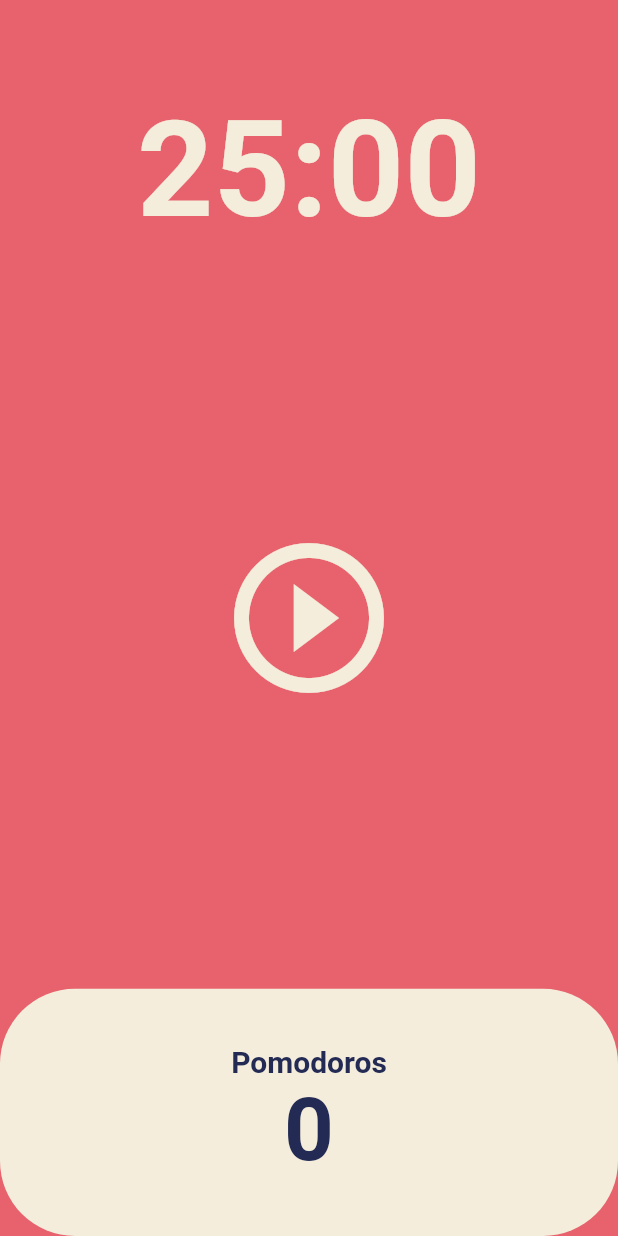
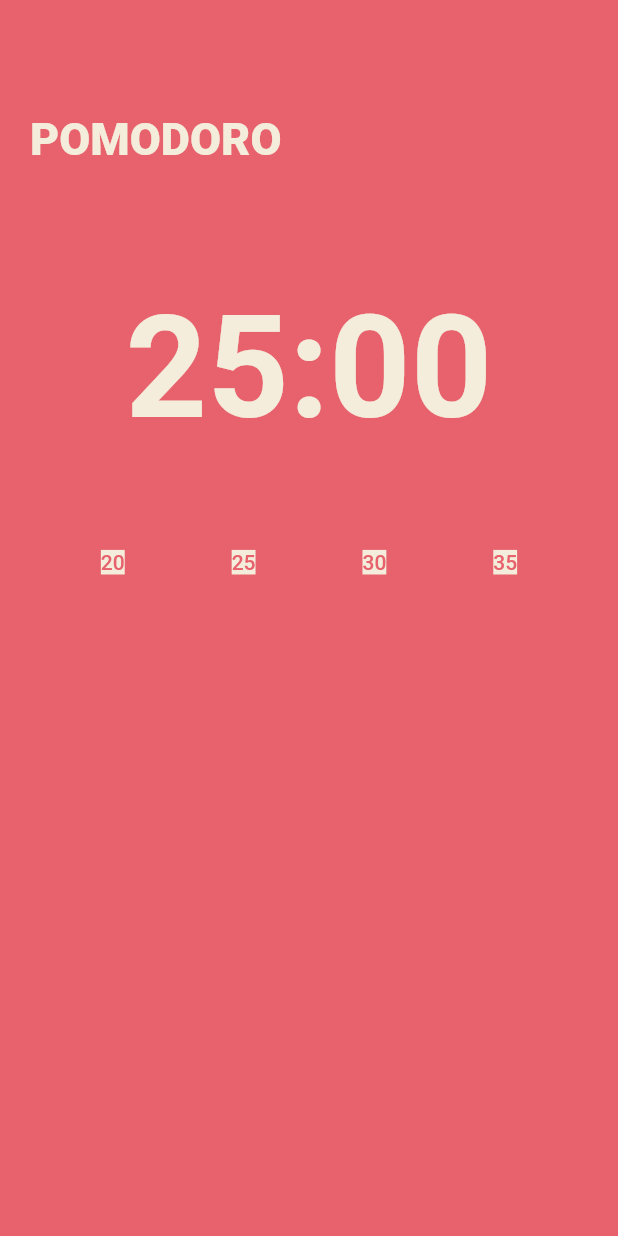
Before and after one commit to yesharry/pomodoro, a Flutter app: the screen it shows after launch, on a phone screen of 412 x 824 dp. Run offline on Flutter 3.47's test engine with Material 2 defaults, Android fonts, the phone set to English and light mode, and no system bars.

Commit message:
과제 도전중

```diff
--- a/lib/main.dart
+++ b/lib/main.dart
@@ -1,5 +1,6 @@
 import 'package:flutter/material.dart';
-import 'package:pomodoro/screens/home_screen.dart';
+// import 'package:pomodoro/screens/home_screen.dart';
+import 'package:pomodoro/screens/screen_home.dart';
 
 void main() {
   runApp(const App());
@@ -22,7 +23,7 @@ class App extends StatelessWidget {
         ),
         cardColor: const Color(0xFFF4EDDB),
       ),
-      home: const HomeScreen(),
+      home: const ScreenHome(),
     );
   }
 }
--- a/lib/screens/home_screen.dart
+++ b/lib/screens/home_screen.dart
@@ -47,6 +47,14 @@ class _HomeScreenState extends State<HomeScreen> {
     });
   }
 
+  void onResetPress() {
+    timer.cancel();
+    setState(() {
+      totalSeconds = twentyFiveMinutes;
+      isRunning = false;
+    });
+  }
+
   String format(int seconds) {
     var duration = Duration(seconds: seconds);
     return duration.toString().split('.').first.substring(2, 7);
@@ -75,7 +83,10 @@ class _HomeScreenState extends State<HomeScreen> {
           Flexible(
             flex: 3,
             child: Center(
-              child: IconButton(
+              child: Row(
+                mainAxisAlignment: MainAxisAlignment.center,
+                children: [
+                  IconButton(
                     iconSize: 120,
                     color: Theme.of(context).cardColor,
                     onPressed: isRunning ? onPausePress : onStartPress,
@@ -84,6 +95,16 @@ class _HomeScreenState extends State<HomeScreen> {
                           ? Icons.pause_circle_outline
                           : Icons.play_circle_outline,
                     ),
+                  ),
+                  IconButton(
+                    iconSize: 120,
+                    color: Theme.of(context).cardColor,
+                    onPressed: onResetPress,
+                    icon: const Icon(
+                      Icons.stop_circle_outlined,
+                    ),
+                  ),
+                ],
               ),
             ),
           ),
--- /dev/null
+++ b/lib/screens/screen_home.dart
@@ -0,0 +1,85 @@
+import 'dart:async';
+
+import 'package:flutter/material.dart';
+import 'package:pomodoro/widgets/button.dart';
+
+class ScreenHome extends StatefulWidget {
+  const ScreenHome({super.key});
+
+  @override
+  State<ScreenHome> createState() => _ScreenHomeState();
+}
+
+class _ScreenHomeState extends State<ScreenHome> {
+  static const twentyFiveMinutes = 1500;
+  int totalSeconds = twentyFiveMinutes;
+  late Timer timer;
+
+  String format(int seconds) {
+    var duration = Duration(seconds: seconds);
+    return duration.toString().split('.').first.substring(2, 7);
+  }
+
+  @override
+  Widget build(BuildContext context) {
+    return Scaffold(
+      backgroundColor: Theme.of(context).colorScheme.background,
+      body: Padding(
+        padding: const EdgeInsets.symmetric(horizontal: 20),
+        child: Column(
+          children: [
+            const SizedBox(
+              height: 75,
+            ),
+            Row(
+              children: [
+                Text(
+                  'POMODORO',
+                  style: TextStyle(
+                    color: Theme.of(context).cardColor,
+                    fontSize: 30,
+                    fontWeight: FontWeight.w800,
+                  ),
+                ),
+              ],
+            ),
+            const SizedBox(
+              height: 80,
+            ),
+            Text(
+              format(totalSeconds),
+              style: TextStyle(
+                color: Theme.of(context).cardColor,
+                fontSize: 95,
+                fontWeight: FontWeight.w600,
+              ),
+            ),
+            const SizedBox(
+              height: 50,
+            ),
+            Row(
+              mainAxisAlignment: MainAxisAlignment.spaceEvenly,
+              children: const [
+                Button(
+                  number: 20,
+                ),
+                Button(
+                  number: 25,
+                ),
+                Button(
+                  number: 30,
+                ),
+                Button(
+                  number: 35,
+                ),
+              ],
+            ),
+            const SizedBox(
+              height: 30,
+            ),
+          ],
+        ),
+      ),
+    );
+  }
+}
--- /dev/null
+++ b/lib/widgets/button.dart
@@ -0,0 +1,26 @@
+import 'package:flutter/material.dart';
+
+class Button extends StatelessWidget {
+  final int number;
+
+  const Button({
+    super.key,
+    required this.number,
+  });
+
+  @override
+  Widget build(BuildContext context) {
+    return Container(
+      child: TextButton(
+        onPressed: () {},
+        child: Text(
+          '$number',
+          style: TextStyle(
+            backgroundColor: Theme.of(context).cardColor,
+            color: Theme.of(context).colorScheme.background,
+          ),
+        ),
+      ),
+    );
+  }
+}
```
Lines whose indentation alone changed are shown as unchanged.
